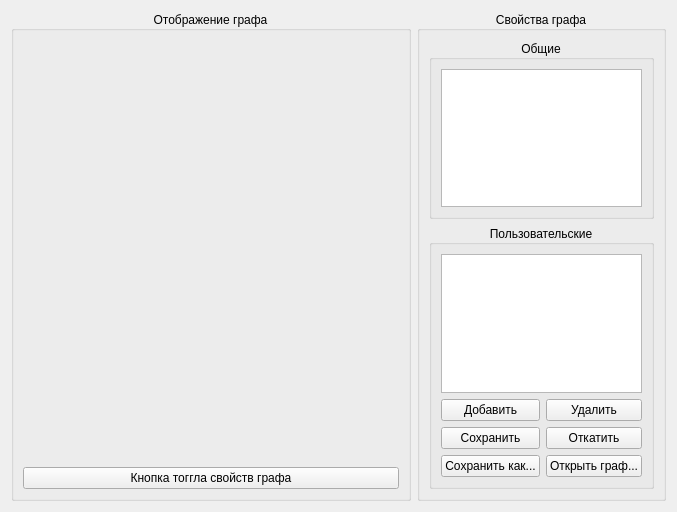
Old version of the form src/GUI/grapheditorform.ui in the repository VinTRiZz/GraphEditor.
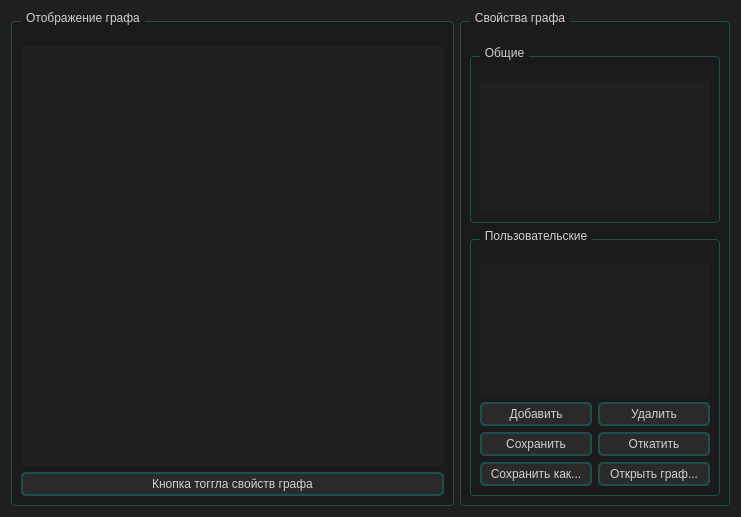
New version of the form. Custom widgets are drawn as their Qt base class.

Commit message: База для сохранений и стили

Patch:
```diff
--- a/src/GUI/grapheditorform.ui
+++ b/src/GUI/grapheditorform.ui
@@ -6,13 +6,119 @@
    <rect>
     <x>0</x>
     <y>0</y>
-    <width>677</width>
-    <height>512</height>
+    <width>741</width>
+    <height>517</height>
    </rect>
   </property>
   <property name="windowTitle">
    <string>Form</string>
   </property>
+  <property name="styleSheet">
+   <string notr="true">/* ОСНОВНЫЕ СТИЛИ */
+QWidget {
+    background-color: #1f1f1f;
+    color: #c0c0c0;
+    font-family: &quot;Segoe UI&quot;, Arial, sans-serif;
+    border: 0px;
+}
+
+/*  ГРУП БОКСЫ */
+QGroupBox {
+    border: 1px solid #1f4f4d;
+    border-radius: 4px;
+    margin-top: 10px;
+    padding-top: 15px;
+    background-color: #1a1a1a;
+}
+
+QGroupBox::title {
+    subcontrol-origin: margin;
+    left: 10px;
+    padding: 0 3px;
+    color: #d0d0d0;
+}
+
+/*  КНОПКИ */
+QPushButton {
+    background-color: #2a2a2a;
+    color: #d0d0d0;
+    border: 2px solid #1f4f4d;
+    border-radius: 5px;
+    padding: 3px 4px;
+    min-width: 100px;
+}
+
+QPushButton:disabled {
+    background-color: #2d2d2d;
+    color: #6a6a6a;
+    border: 1px solid #3a3a3a;
+}
+
+QPushButton:hover {
+    background-color: #2d2d2d;
+    border: 2px solid #30605e;
+    color: #bbb;
+}
+
+QPushButton:pressed {
+	background-color: #383838;
+    border: 2px solid #777;
+	padding-top: 6px;
+    padding-bottom: 4px;
+}
+
+/* СЛАЙДЕРЫ */
+QScrollBar {
+    border: none;
+    background: #0d0d0d;
+    margin: 0px 0px 0px 0px;
+}
+
+QScrollBar::handle:vertical {
+	background-color: #2a2a2a;
+    border: 2px solid #1f4f4d;
+    min-height: 20px;
+    border-radius: 4px;
+    margin: 2px;
+}
+
+QScrollBar::handle:horizontal {
+	background-color: #2a2a2a;
+    border: 2px solid #1f4f4d;
+    min-width: 20px;
+    border-radius: 4px;
+    margin: 2px;
+}
+
+QScrollBar::handle:hover {
+    background-color: #2d2d2d;
+    border: 2px solid #30605e;
+    color: #bbb;
+}
+
+QScrollBar::handle:pressed {
+    background-color: #383838;
+    border: 2px solid #777;
+	padding-top: 6px;
+    padding-bottom: 4px;
+}
+
+QScrollBar::add-line, QScrollBar::sub-line {
+    background: transparent;
+    height: 0px;
+    subcontrol-position: top;
+    subcontrol-origin: margin;
+}
+
+QScrollBar::up-arrow, QScrollBar::down-arrow {
+    width: 0px;
+    height: 0px;
+}
+
+QScrollBar::add-page, QScrollBar::sub-page {
+    background: none;
+}</string>
+  </property>
   <layout class="QHBoxLayout" name="horizontalLayout_2">
    <item>
     <widget class="QGroupBox" name="graphScene_groupBox">
```
The commit also changes 2 other files.
